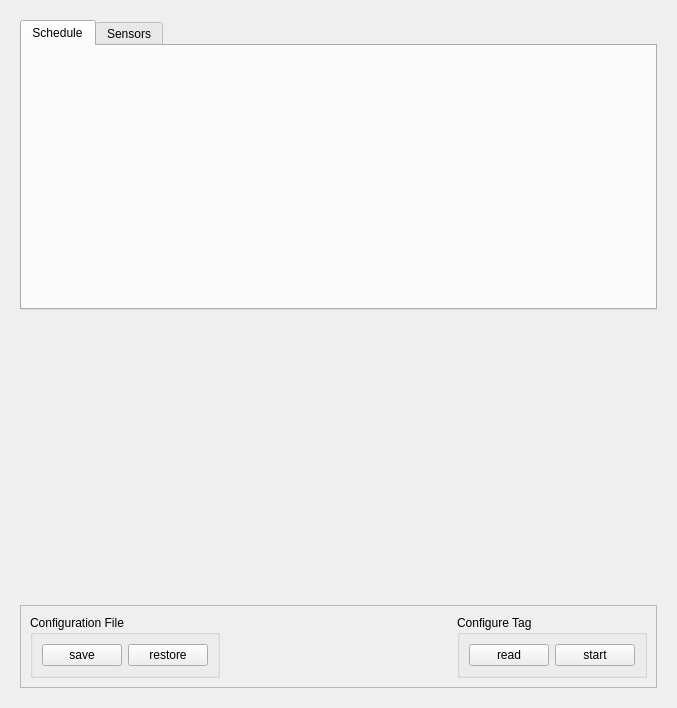
Above: host/applications/qtmon/tagconfiguration/configtab.ui from tag-designs/software before the change. Below: the same form after it.
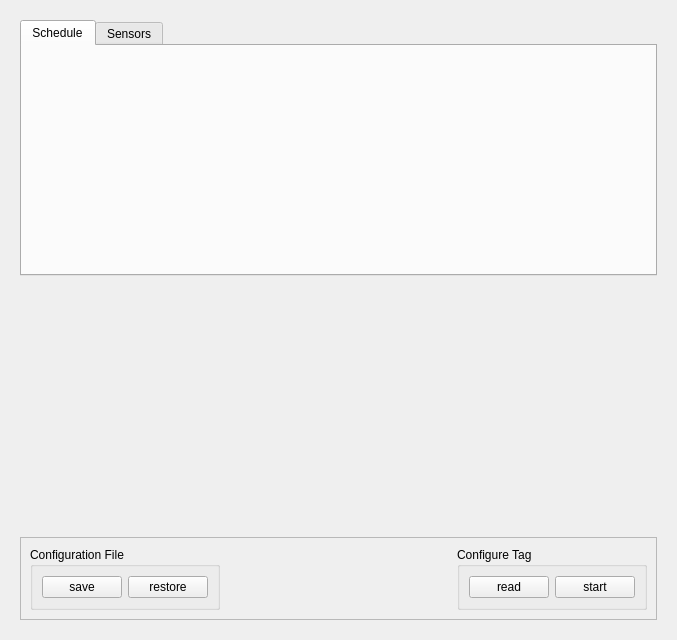
That is the form after the change.

Diff of the .ui file:
```diff
--- a/host/applications/qtmon/tagconfiguration/configtab.ui
+++ b/host/applications/qtmon/tagconfiguration/configtab.ui
@@ -7,7 +7,7 @@
     <x>0</x>
     <y>0</y>
     <width>677</width>
-    <height>708</height>
+    <height>640</height>
    </rect>
   </property>
   <property name="windowTitle">
```
